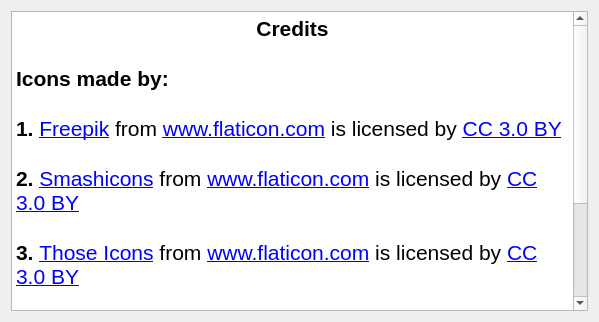
First picture: the form in CreditsDialog.ui, repository AlexChudinov/processRikenData, before the edit.
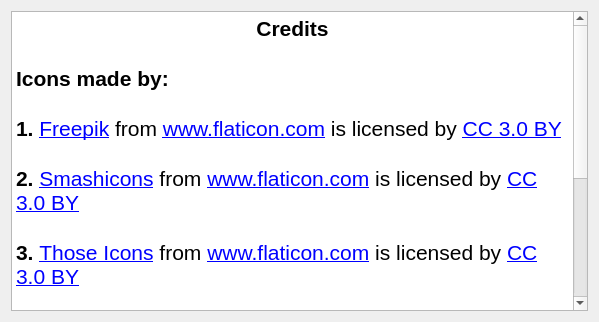
Second picture: the form after the edit. Icons and pictures are not drawn.

Commit message: Alglib added. Curve fitting.

```diff
--- a/CreditsDialog.ui
+++ b/CreditsDialog.ui
@@ -46,7 +46,10 @@
 &lt;p style=&quot; margin-top:0px; margin-bottom:0px; margin-left:0px; margin-right:0px; -qt-block-indent:0; text-indent:0px;&quot;&gt;&lt;span style=&quot; font-weight:600;&quot;&gt;4.&lt;/span&gt; &lt;a href=&quot;https://www.flaticon.com/authors/phatplus&quot;&gt;&lt;span style=&quot; text-decoration: underline; color:#0000ff;&quot;&gt;phatplus&lt;/span&gt;&lt;/a&gt; from &lt;a href=&quot;https://www.flaticon.com/&quot;&gt;&lt;span style=&quot; text-decoration: underline; color:#0000ff;&quot;&gt;www.flaticon.com&lt;/span&gt;&lt;/a&gt; is licensed by &lt;a href=&quot;http://creativecommons.org/licenses/by/3.0/&quot;&gt;&lt;span style=&quot; text-decoration: underline; color:#0000ff;&quot;&gt;CC 3.0 BY&lt;/span&gt;&lt;/a&gt;&lt;/p&gt;
 &lt;p style=&quot;-qt-paragraph-type:empty; margin-top:0px; margin-bottom:0px; margin-left:0px; margin-right:0px; -qt-block-indent:0; text-indent:0px; text-decoration: underline; color:#0000ff;&quot;&gt;&lt;br /&gt;&lt;/p&gt;
 &lt;p style=&quot; margin-top:0px; margin-bottom:0px; margin-left:0px; margin-right:0px; -qt-block-indent:0; text-indent:0px;&quot;&gt;&lt;span style=&quot; font-weight:600;&quot;&gt;Plots&lt;/span&gt;&lt;/p&gt;
-&lt;p style=&quot; margin-top:0px; margin-bottom:0px; margin-left:0px; margin-right:0px; -qt-block-indent:0; text-indent:0px;&quot;&gt;Plotting library qcustomplot from &lt;a href=&quot;https://www.qcustomplot.com/&quot;&gt;&lt;span style=&quot; text-decoration: underline; color:#0000ff;&quot;&gt;www.qcustomplot.com &lt;/span&gt;&lt;/a&gt;was used&lt;/p&gt;&lt;/body&gt;&lt;/html&gt;</string>
+&lt;p style=&quot; margin-top:0px; margin-bottom:0px; margin-left:0px; margin-right:0px; -qt-block-indent:0; text-indent:0px;&quot;&gt;Plotting library qcustomplot from &lt;a href=&quot;https://www.qcustomplot.com/&quot;&gt;&lt;span style=&quot; text-decoration: underline; color:#0000ff;&quot;&gt;www.qcustomplot.com &lt;/span&gt;&lt;/a&gt;was used&lt;/p&gt;
+&lt;p style=&quot;-qt-paragraph-type:empty; margin-top:0px; margin-bottom:0px; margin-left:0px; margin-right:0px; -qt-block-indent:0; text-indent:0px;&quot;&gt;&lt;br /&gt;&lt;/p&gt;
+&lt;p style=&quot; margin-top:0px; margin-bottom:0px; margin-left:0px; margin-right:0px; -qt-block-indent:0; text-indent:0px;&quot;&gt;&lt;span style=&quot; font-weight:600;&quot;&gt;ALGLIB&lt;/span&gt;&lt;/p&gt;
+&lt;p style=&quot; margin-top:0px; margin-bottom:0px; margin-left:0px; margin-right:0px; -qt-block-indent:0; text-indent:0px;&quot;&gt;Numeric methods from library &lt;a href=&quot;http://www.alglib.net&quot;&gt;&lt;span style=&quot; text-decoration: underline; color:#0000ff;&quot;&gt;alglib&lt;/span&gt;&lt;/a&gt; were used&lt;/p&gt;&lt;/body&gt;&lt;/html&gt;</string>
      </property>
      <property name="placeholderText">
       <string>Text area</string>
```
The commit also changes 34 other files.
